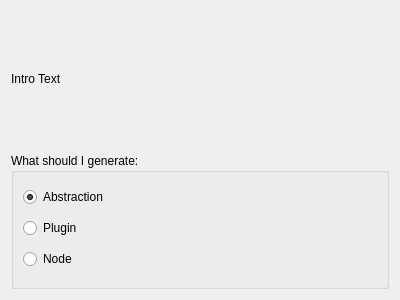
Old version of the form introPage.ui in the repository NicolasSchnitzler/wizard.
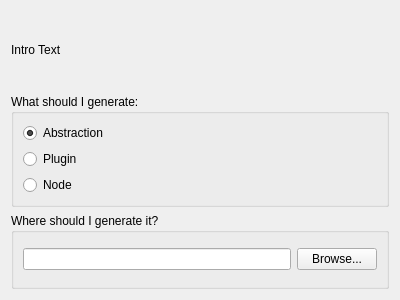
New version of the form.

Commit message: Files are generated in a user-specified path

Diff of the .ui file:
```diff
--- a/introPage.ui
+++ b/introPage.ui
@@ -54,6 +54,25 @@
      </layout>
     </widget>
    </item>
+   <item>
+    <widget class="QGroupBox" name="groupBox_2">
+     <property name="title">
+      <string>Where should I generate it?</string>
+     </property>
+     <layout class="QHBoxLayout" name="horizontalLayout">
+      <item>
+       <widget class="QLineEdit" name="m_path"/>
+      </item>
+      <item>
+       <widget class="QPushButton" name="m_browse">
+        <property name="text">
+         <string>Browse...</string>
+        </property>
+       </widget>
+      </item>
+     </layout>
+    </widget>
+   </item>
   </layout>
  </widget>
  <resources/>
```
The commit also changes 6 other files.
